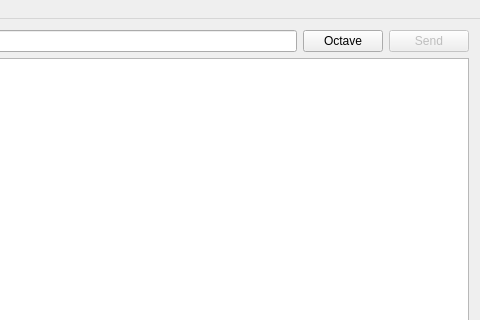
a-pavlov/fantlab, file app/mainwindow.ui: the form before one commit; both pictures show x 484 to 964 and y 0 to 320 of the 964 by 581 pixel window.
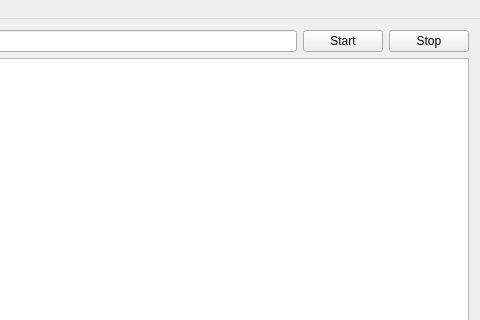
The form after the commit.

Commit message: Implement stop feature, add summary signal, fix multiple connects and add finalization of requests

Diff of the .ui file:
```diff
--- a/app/mainwindow.ui
+++ b/app/mainwindow.ui
@@ -30,17 +30,17 @@
       <item>
        <widget class="QPushButton" name="btnOctave">
         <property name="text">
-         <string>Octave</string>
+         <string>Start</string>
         </property>
        </widget>
       </item>
       <item>
        <widget class="QPushButton" name="btnSend">
         <property name="enabled">
-         <bool>false</bool>
+         <bool>true</bool>
         </property>
         <property name="text">
-         <string>Send</string>
+         <string>Stop</string>
         </property>
        </widget>
       </item>
```
Left out of the diff: 2 changed lines with no effect on the pictures. The commit also changes 6 other files.
